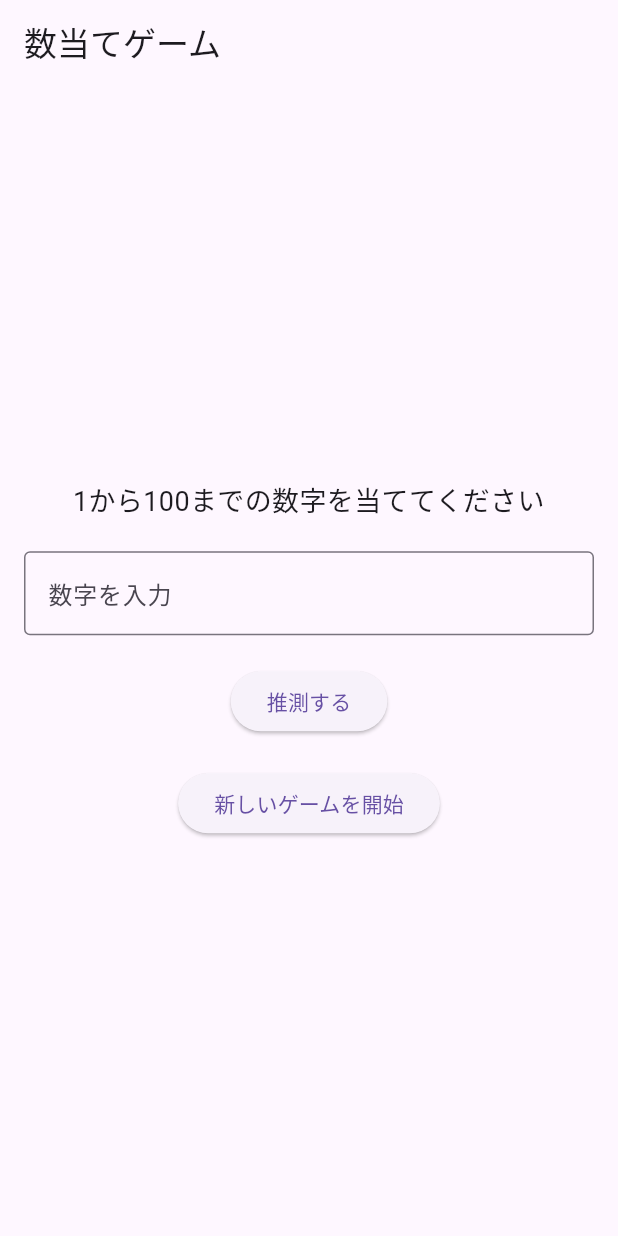
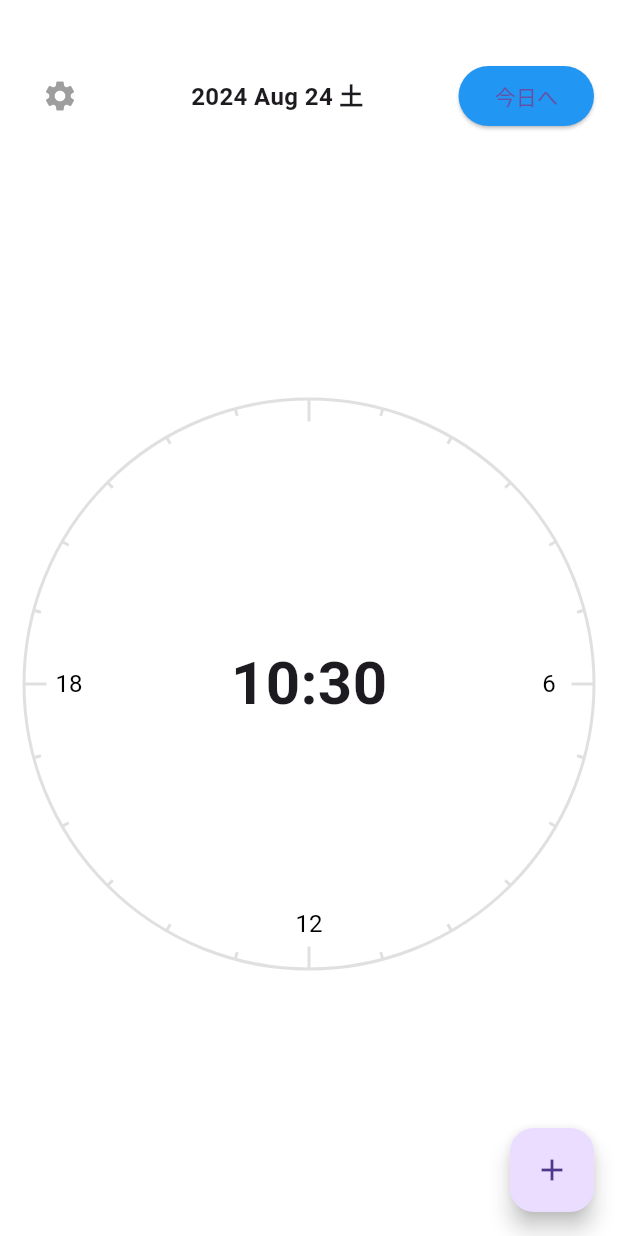
Before and after one commit to fukai0116/spajam2024, a Flutter app: the screen it shows after launch, on a phone screen of 412 x 824 dp. Run offline on Flutter 3.47's test engine with Material 3 defaults, Android fonts, the phone set to English and light mode, and no system bars.

Commit message:
トップページとタスク入力ページの追加

```diff
--- a/lib/main.dart
+++ b/lib/main.dart
@@ -1,5 +1,6 @@
 import 'package:flutter/material.dart';
 import 'dart:math';
+import 'input.dart'; // 新しく追加
 
 void main() {
   runApp(MyApp());
@@ -9,101 +10,190 @@ class MyApp extends StatelessWidget {
   @override
   Widget build(BuildContext context) {
     return MaterialApp(
-      title: '数当てゲーム',
+      title: 'Clock App',
       theme: ThemeData(
         primarySwatch: Colors.blue,
+        scaffoldBackgroundColor: Colors.white,
       ),
-      home: NumberGuessingGame(),
+      home: ClockScreen(),
     );
   }
 }
 
-class NumberGuessingGame extends StatefulWidget {
+class ClockScreen extends StatefulWidget {
   @override
-  _NumberGuessingGameState createState() => _NumberGuessingGameState();
+  _ClockScreenState createState() => _ClockScreenState();
 }
 
-class _NumberGuessingGameState extends State<NumberGuessingGame> {
-  final Random _random = Random();
-  int _targetNumber = 0;
-  String _message = '';
-  int _attempts = 0;
-  TextEditingController _controller = TextEditingController();
+class _ClockScreenState extends State<ClockScreen> {
+  DateTime currentDate = DateTime.now();
 
   @override
   void initState() {
     super.initState();
-    _startNewGame();
-  }
-
-  void _startNewGame() {
-    setState(() {
-      _targetNumber = _random.nextInt(100) + 1;
-      _message = '1から100までの数字を当ててください';
-      _attempts = 0;
-      _controller.clear();
-    });
-  }
-
-  void _checkGuess() {
-    int? guess = int.tryParse(_controller.text);
-    if (guess == null) {
+    // 1秒ごとに現在時刻を更新
+    Future.delayed(Duration(seconds: 1), () {
       setState(() {
-        _message = '有効な数字を入力してください';
+        currentDate = DateTime.now();
       });
-      return;
-    }
-
-    setState(() {
-      _attempts++;
-      if (guess == _targetNumber) {
-        _message = 'おめでとう！$_attemptsの試行で数字を当てました！';
-      } else if (guess < _targetNumber) {
-        _message = 'もっと大きい数字です';
-      } else {
-        _message = 'もっと小さい数字です';
-      }
     });
   }
 
   @override
   Widget build(BuildContext context) {
     return Scaffold(
-      appBar: AppBar(
-        title: Text('数当てゲーム'),
+      body: Column(
+        children: [
+          SizedBox(height: 40),
+          buildDateSelector(),
+          Expanded(child: buildClock()),
+        ],
       ),
-      body: Padding(
-        padding: EdgeInsets.all(16.0),
-        child: Column(
-          mainAxisAlignment: MainAxisAlignment.center,
-          children: <Widget>[
-            Text(
-              _message,
-              style: TextStyle(fontSize: 18),
-              textAlign: TextAlign.center,
-            ),
-            SizedBox(height: 20),
-            TextField(
-              controller: _controller,
-              keyboardType: TextInputType.number,
-              decoration: InputDecoration(
-                border: OutlineInputBorder(),
-                labelText: '数字を入力',
+      floatingActionButton: buildAddButton(),
+      floatingActionButtonLocation: FloatingActionButtonLocation.endFloat,
+    );
+  }
+
+  Widget buildDateSelector() {
+    return Container(
+      padding: EdgeInsets.symmetric(horizontal: 16),
+      child: Row(
+        mainAxisAlignment: MainAxisAlignment.spaceBetween,
+        children: [
+          IconButton(
+            icon: Icon(Icons.settings, color: Colors.grey),
+            onPressed: () {
+              // 設定機能の実装
+            },
+          ),
+          Text(
+            '${currentDate.year} ${_getMonthName(currentDate.month)} ${currentDate.day.toString().padLeft(2, '0')} ${_getDayOfWeek(currentDate.weekday)}',
+            style: TextStyle(fontSize: 16, fontWeight: FontWeight.bold),
+          ),
+          ElevatedButton(
+            child: Text('今日へ'),
+            onPressed: () {
+              setState(() {
+                currentDate = DateTime.now();
+              });
+            },
+            style: ElevatedButton.styleFrom(
+              backgroundColor: Colors.blue,
+              shape: RoundedRectangleBorder(
+                borderRadius: BorderRadius.circular(20),
               ),
             ),
-            SizedBox(height: 20),
-            ElevatedButton(
-              child: Text('推測する'),
-              onPressed: _checkGuess,
+          ),
+        ],
+      ),
+    );
+  }
+
+  Widget buildClock() {
+    return Container(
+      padding: EdgeInsets.all(16),
+      child: CustomPaint(
+        painter: ClockPainter(),
+        child: Container(
+          width: double.infinity,
+          height: double.infinity,
+          child: Center(
+            child: Text(
+              '${currentDate.hour.toString().padLeft(2, '0')}:${currentDate.minute.toString().padLeft(2, '0')}',
+              style: TextStyle(fontSize: 40, fontWeight: FontWeight.bold),
             ),
-            SizedBox(height: 20),
-            ElevatedButton(
-              child: Text('新しいゲームを開始'),
-              onPressed: _startNewGame,
-            ),
-          ],
+          ),
         ),
       ),
     );
   }
+
+  Widget buildAddButton() {
+    return FloatingActionButton(
+      child: Icon(Icons.add),
+      onPressed: () {
+        Navigator.push(
+          context,
+          MaterialPageRoute(builder: (context) => InputPage()),
+        );
+      },
+    );
+  }
+
+  String _getMonthName(int month) {
+    const monthNames = [
+      'Jan',
+      'Feb',
+      'Mar',
+      'Apr',
+      'May',
+      'Jun',
+      'Jul',
+      'Aug',
+      'Sep',
+      'Oct',
+      'Nov',
+      'Dec'
+    ];
+    return monthNames[month - 1];
+  }
+
+  String _getDayOfWeek(int day) {
+    const dayNames = ['月', '火', '水', '木', '金', '土', '日'];
+    return dayNames[day - 1];
+  }
 }
+
+class ClockPainter extends CustomPainter {
+  @override
+  void paint(Canvas canvas, Size size) {
+    final center = Offset(size.width / 2, size.height / 2);
+    final radius = min(size.width, size.height) / 2;
+
+    final paint = Paint()
+      ..color = Colors.grey[300]!
+      ..style = PaintingStyle.stroke
+      ..strokeWidth = 2;
+
+    canvas.drawCircle(center, radius, paint);
+
+    for (int i = 0; i < 24; i++) {
+      final angle = i * (2 * pi / 24) - pi / 2;
+      final hourMarkLength = i % 6 == 0 ? 15.0 : 5.0;
+
+      final start = Offset(
+        center.dx + (radius - hourMarkLength) * cos(angle),
+        center.dy + (radius - hourMarkLength) * sin(angle),
+      );
+      final end = Offset(
+        center.dx + radius * cos(angle),
+        center.dy + radius * sin(angle),
+      );
+
+      canvas.drawLine(start, end, paint);
+
+      if (i % 6 == 0 && i != 0) {
+        final textPainter = TextPainter(
+          text: TextSpan(
+            text: i.toString(),
+            style: TextStyle(color: Colors.black, fontSize: 16),
+          ),
+          textDirection: TextDirection.ltr,
+        );
+        textPainter.layout();
+        textPainter.paint(
+          canvas,
+          Offset(
+            center.dx + (radius - 30) * cos(angle) - textPainter.width / 2,
+            center.dy + (radius - 30) * sin(angle) - textPainter.height / 2,
+          ),
+        );
+      }
+    }
+  }
+
+  @override
+  bool shouldRepaint(CustomPainter oldDelegate) {
+    return false;
+  }
+}
```
Also changed, not shown: lib/input.dart (added, +153 -0 lines).
